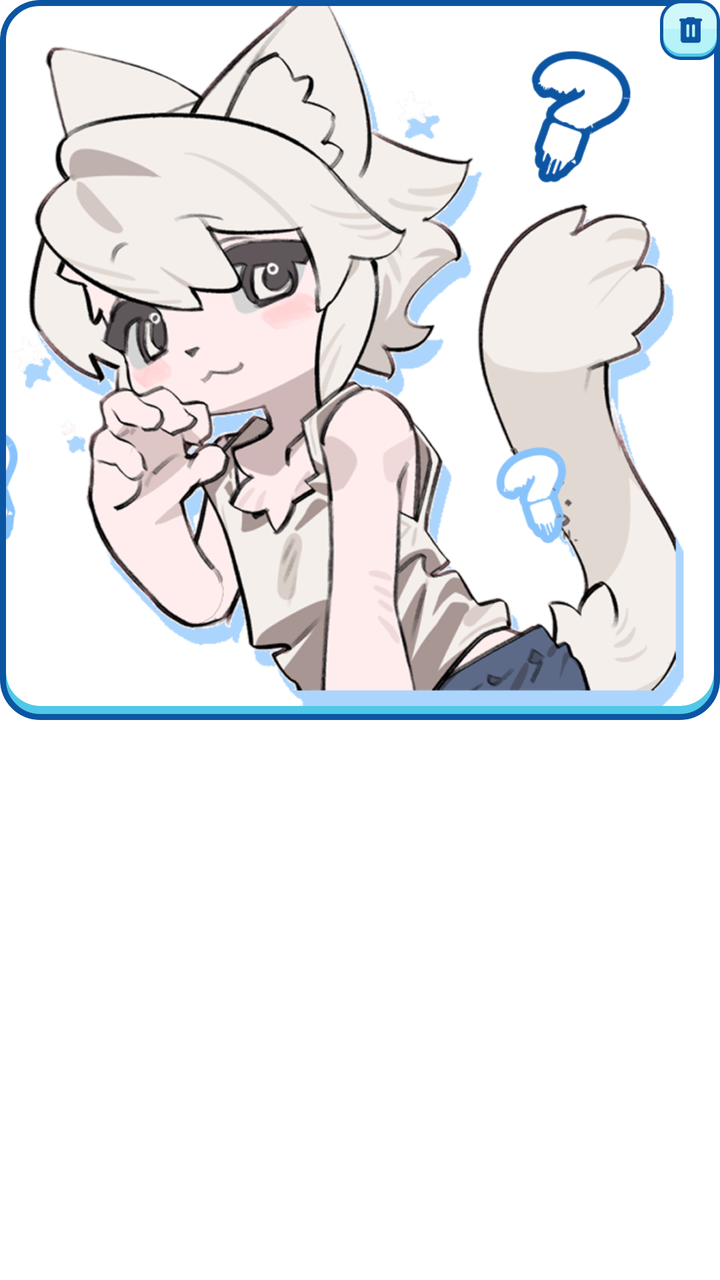
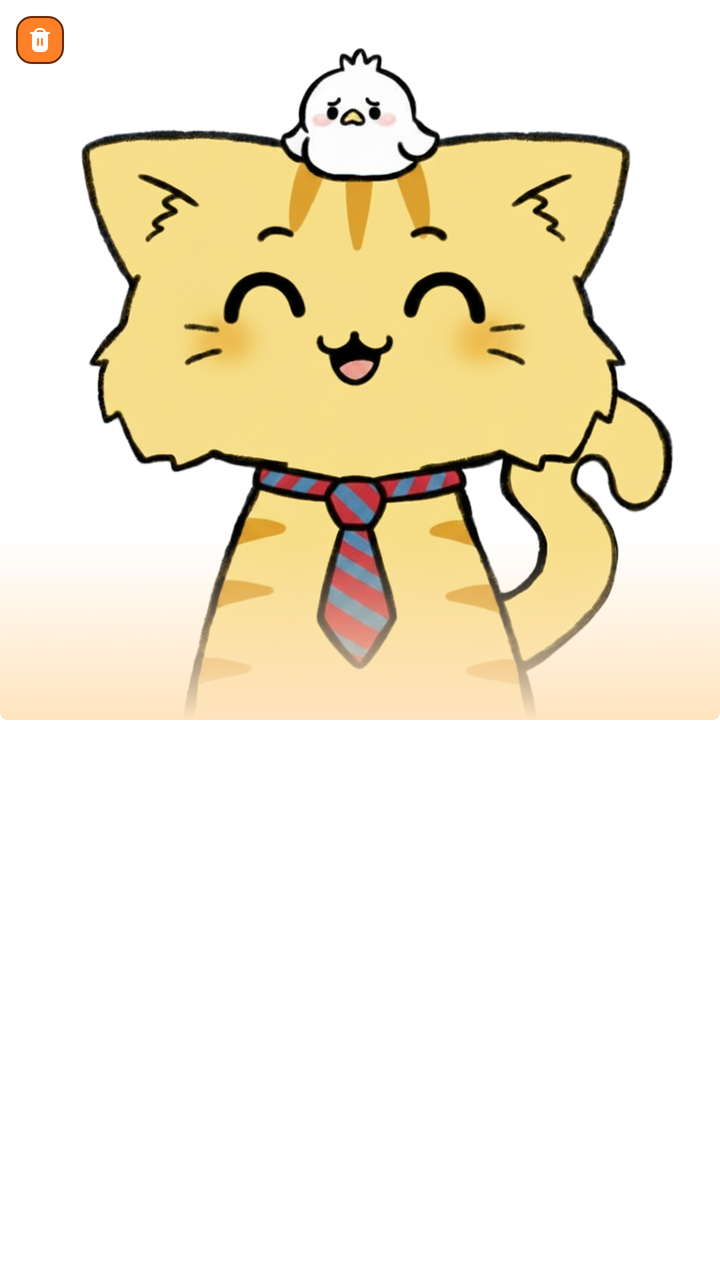

Compare the two renders of this Android layout. The source of the first and the diff that turns it into the second are given below.
<!-- AndroidManifest.xml: application theme Base.Theme.BaseFragment -->
<!-- res/layout/item_my_design.xml -->
<?xml version="1.0" encoding="utf-8"?>
<androidx.constraintlayout.widget.ConstraintLayout xmlns:android="http://schemas.android.com/apk/res/android"
    xmlns:app="http://schemas.android.com/apk/res-auto"
    android:layout_width="match_parent"
    android:layout_height="wrap_content"
    android:layout_marginHorizontal="@dimen/dimension_8"
    android:layout_marginBottom="@dimen/dimension_16"
    android:background="@color/transparent">

    <androidx.constraintlayout.widget.ConstraintLayout
        android:layout_width="match_parent"
        android:layout_height="@dimen/dimension_0"
        app:layout_constraintDimensionRatio="1:1"
        app:layout_constraintTop_toTopOf="parent">


        <com.google.android.material.card.MaterialCardView
            android:layout_width="@dimen/dimension_0"
            android:layout_height="@dimen/dimension_0"
            app:cardBackgroundColor="@color/app_color2"
            app:cardCornerRadius="@dimen/dimension_20"
            app:layout_constraintBottom_toBottomOf="parent"
            app:layout_constraintEnd_toEndOf="parent"
            app:layout_constraintStart_toStartOf="parent"
            app:layout_constraintTop_toTopOf="parent"
            app:strokeColor="@color/app_color"
            app:strokeWidth="@dimen/dimension_3">
            <androidx.constraintlayout.widget.ConstraintLayout
                android:layout_width="match_parent"
                android:layout_marginHorizontal="@dimen/dimension_3"
                android:layout_marginBottom="@dimen/dimension_7"
                android:layout_height="match_parent">
                <com.google.android.material.card.MaterialCardView
                    android:layout_width="match_parent"
                    app:cardBackgroundColor="@color/white"
                    app:strokeColor="@color/app_color4"
                    app:cardCornerRadius="@dimen/dimension_17"
                    app:strokeWidth="@dimen/dimension_0"
                    android:layout_height="match_parent">

                    <ImageView
                        android:id="@+id/imvImage"
                        android:layout_width="match_parent"
                        android:layout_height="match_parent"
                        android:scaleType="centerCrop"
                        android:foreground="@drawable/forgound_item_mycreation"
                        android:src="@drawable/img_permission" />
                    <View
                        android:id="@+id/showDownSelect"
                        android:visibility="gone"
                        android:layout_width="match_parent"
                        android:layout_height="match_parent"
                        android:background="@color/black6"/>


                </com.google.android.material.card.MaterialCardView>

            </androidx.constraintlayout.widget.ConstraintLayout>
        </com.google.android.material.card.MaterialCardView>



        <ImageView
            android:id="@+id/btnDelete"
            app:layout_constraintEnd_toEndOf="parent"
            app:layout_constraintTop_toTopOf="parent"
            android:layout_width="@dimen/dimension_30"
            android:layout_height="@dimen/dimension_30"
            android:src="@drawable/ic_delete1" />


        
        <ImageView
            android:id="@+id/btnSelect"
            app:layout_constraintEnd_toEndOf="parent"
            app:layout_constraintTop_toTopOf="parent"
            android:layout_width="@dimen/dimension_30"
            android:layout_height="@dimen/dimension_30"
            android:src="@drawable/ic_not_select"
            android:visibility="gone" />

    </androidx.constraintlayout.widget.ConstraintLayout>


</androidx.constraintlayout.widget.ConstraintLayout>
<!-- resources referenced by this layout -->
<resources>
  <color name="app_color">#0C55A2</color>
  <color name="app_color2">#50C8E8</color>
  <color name="app_color4">#88C3FB</color>
  <color name="black6">#4D000000</color>
  <color name="transparent">#00FFFFFF</color>
  <color name="white">#FFFFFFFF</color>
  <dimen name="dimension_0">0dp</dimen>
  <dimen name="dimension_16">16dp</dimen>
  <dimen name="dimension_17">17dp</dimen>
  <dimen name="dimension_20">20dp</dimen>
  <dimen name="dimension_3">3dp</dimen>
  <dimen name="dimension_30">30dp</dimen>
  <dimen name="dimension_7">7dp</dimen>
  <dimen name="dimension_8">8dp</dimen>
  <!-- drawable forgound_item_mycreation: png bitmap (drawable, 1028 bytes) -->
  <!-- drawable ic_delete1: png bitmap (drawable, 3702 bytes) -->
  <!-- drawable ic_not_select: png bitmap (drawable, 2395 bytes) -->
  <!-- drawable img_permission: png bitmap (drawable, 329983 bytes) -->
  <style name="Base.Theme.BaseFragment" parent="Theme.Material3.DayNight.NoActionBar">
          
          
          <item name="android:windowTranslucentStatus">false</item>
          <item name="android:windowDrawsSystemBarBackgrounds">true</item>
          <item name="android:statusBarColor">@android:color/transparent</item>
          <item name="android:navigationBarColor">@android:color/transparent</item>
          <item name="android:windowSoftInputMode">adjustResize</item>
          <item name="android:windowBackground">@color/white</item>
          <item name="android:windowIsTranslucent">false</item>
          <item name="android:windowDisablePreview">true</item>
      </style>
</resources>

<!-- the commit's change to res/layout/item_my_design.xml (unified diff, before → after) -->
@@ -1,83 +1,67 @@
 <?xml version="1.0" encoding="utf-8"?>
 <androidx.constraintlayout.widget.ConstraintLayout xmlns:android="http://schemas.android.com/apk/res/android"
-    xmlns:app="http://schemas.android.com/apk/res-auto"
-    android:layout_width="match_parent"
-    android:layout_height="wrap_content"
-    android:layout_marginHorizontal="@dimen/dimension_8"
-    android:layout_marginBottom="@dimen/dimension_16"
-    android:background="@color/transparent">
+                                                   xmlns:app="http://schemas.android.com/apk/res-auto"
+                                                   android:layout_width="match_parent"
+                                                   android:layout_height="wrap_content"
+                                                   android:layout_marginHorizontal="@dimen/dimension_4"
+                                                   android:layout_marginBottom="@dimen/dimension_8"
+                                                   android:background="@color/transparent">
 
     <androidx.constraintlayout.widget.ConstraintLayout
-        android:layout_width="match_parent"
-        android:layout_height="@dimen/dimension_0"
-        app:layout_constraintDimensionRatio="1:1"
-        app:layout_constraintTop_toTopOf="parent">
+            android:layout_width="match_parent"
+            android:layout_height="@dimen/dimension_0"
+            app:layout_constraintDimensionRatio="1:1"
+            app:layout_constraintTop_toTopOf="parent">
 
 
         <com.google.android.material.card.MaterialCardView
-            android:layout_width="@dimen/dimension_0"
-            android:layout_height="@dimen/dimension_0"
-            app:cardBackgroundColor="@color/app_color2"
-            app:cardCornerRadius="@dimen/dimension_20"
-            app:layout_constraintBottom_toBottomOf="parent"
-            app:layout_constraintEnd_toEndOf="parent"
-            app:layout_constraintStart_toStartOf="parent"
-            app:layout_constraintTop_toTopOf="parent"
-            app:strokeColor="@color/app_color"
-            app:strokeWidth="@dimen/dimension_3">
+                android:layout_width="@dimen/dimension_0"
+                android:layout_height="@dimen/dimension_0"
+                app:cardBackgroundColor="@color/white"
+                app:cardCornerRadius="@dimen/dimension_4"
+                app:layout_constraintBottom_toBottomOf="parent"
+                app:layout_constraintEnd_toEndOf="parent"
+                app:layout_constraintStart_toStartOf="parent"
+                app:layout_constraintTop_toTopOf="parent"
+                app:strokeColor="@color/app_color"
+                app:strokeWidth="@dimen/dimension_0">
             <androidx.constraintlayout.widget.ConstraintLayout
-                android:layout_width="match_parent"
-                android:layout_marginHorizontal="@dimen/dimension_3"
-                android:layout_marginBottom="@dimen/dimension_7"
-                android:layout_height="match_parent">
-                <com.google.android.material.card.MaterialCardView
                     android:layout_width="match_parent"
-                    app:cardBackgroundColor="@color/white"
-                    app:strokeColor="@color/app_color4"
-                    app:cardCornerRadius="@dimen/dimension_17"
-                    app:strokeWidth="@dimen/dimension_0"
                     android:layout_height="match_parent">
 
-                    <ImageView
+
+                <ImageView
                         android:id="@+id/imvImage"
                         android:layout_width="match_parent"
                         android:layout_height="match_parent"
                         android:scaleType="centerCrop"
-                        android:foreground="@drawable/forgound_item_mycreation"
                         android:src="@drawable/img_permission" />
-                    <View
-                        android:id="@+id/showDownSelect"
-                        android:visibility="gone"
-                        android:layout_width="match_parent"
-                        android:layout_height="match_parent"
-                        android:background="@color/black6"/>
-
-
-                </com.google.android.material.card.MaterialCardView>
-
             </androidx.constraintlayout.widget.ConstraintLayout>
         </com.google.android.material.card.MaterialCardView>
 
 
 
         <ImageView
-            android:id="@+id/btnDelete"
-            app:layout_constraintEnd_toEndOf="parent"
-            app:layout_constraintTop_toTopOf="parent"
-            android:layout_width="@dimen/dimension_30"
-            android:layout_height="@dimen/dimension_30"
-            android:src="@drawable/ic_delete1" />
+                android:id="@+id/btnDelete"
+                app:layout_constraintStart_toStartOf="parent"
+                app:layout_constraintTop_toTopOf="parent"
+                android:layout_width="@dimen/dimension_24"
+                android:layout_height="@dimen/dimension_24"
+                android:layout_margin="@dimen/dimension_8"
+                android:src="@drawable/ic_delete1" />
+
 
 
         
         <ImageView
-            android:id="@+id/btnSelect"
-            app:layout_constraintEnd_toEndOf="parent"
-            app:layout_constraintTop_toTopOf="parent"
-            android:layout_width="@dimen/dimension_30"
-            android:layout_height="@dimen/dimension_30"
-            android:src="@drawable/ic_not_select"
-            android:visibility="gone" />
+                android:id="@+id/btnSelect"
+                app:layout_constraintEnd_toEndOf="parent"
+                app:layout_constraintTop_toTopOf="parent"
+                android:layout_width="@dimen/dimension_24"
+                android:layout_margin="@dimen/dimension_8"
+                android:layout_height="@dimen/dimension_24"
+                android:src="@drawable/ic_not_select"
+                android:visibility="gone" />
 
     </androidx.constraintlayout.widget.ConstraintLayout>
 
<!-- resource entries referenced after the edit -->
@@ -1,23 +1,15 @@
 <!-- resources referenced by this layout -->
 <resources>
-  <color name="app_color">#0C55A2</color>
-  <color name="app_color2">#50C8E8</color>
-  <color name="app_color4">#88C3FB</color>
-  <color name="black6">#4D000000</color>
+  <color name="app_color">#994000</color>
   <color name="transparent">#00FFFFFF</color>
   <color name="white">#FFFFFFFF</color>
   <dimen name="dimension_0">0dp</dimen>
-  <dimen name="dimension_16">16dp</dimen>
-  <dimen name="dimension_17">17dp</dimen>
-  <dimen name="dimension_20">20dp</dimen>
-  <dimen name="dimension_3">3dp</dimen>
-  <dimen name="dimension_30">30dp</dimen>
-  <dimen name="dimension_7">7dp</dimen>
+  <dimen name="dimension_24">24dp</dimen>
+  <dimen name="dimension_4">4dp</dimen>
   <dimen name="dimension_8">8dp</dimen>
-  <!-- drawable forgound_item_mycreation: png bitmap (drawable, 1028 bytes) -->
-  <!-- drawable ic_delete1: png bitmap (drawable, 3702 bytes) -->
-  <!-- drawable ic_not_select: png bitmap (drawable, 2395 bytes) -->
-  <!-- drawable img_permission: png bitmap (drawable, 329983 bytes) -->
+  <!-- drawable ic_delete1: png bitmap (drawable, 2595 bytes) -->
+  <!-- drawable ic_not_select: png bitmap (drawable, 2130 bytes) -->
+  <!-- drawable img_permission: png bitmap (drawable, 909467 bytes) -->
   <style name="Base.Theme.BaseFragment" parent="Theme.Material3.DayNight.NoActionBar">
           
           
